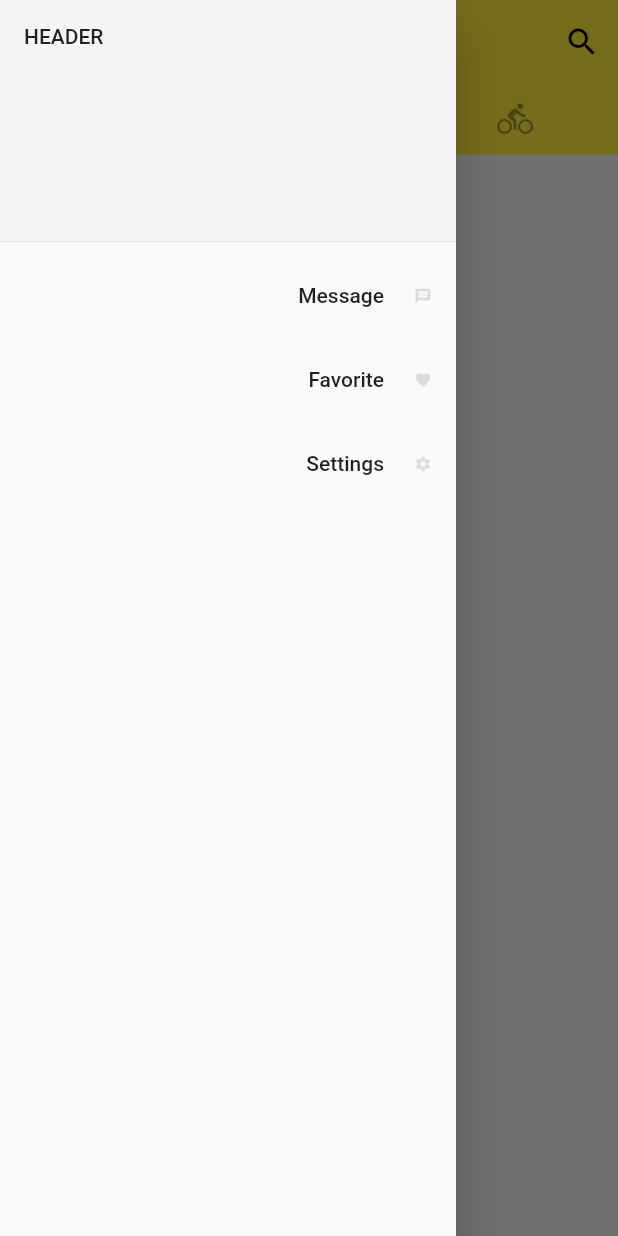
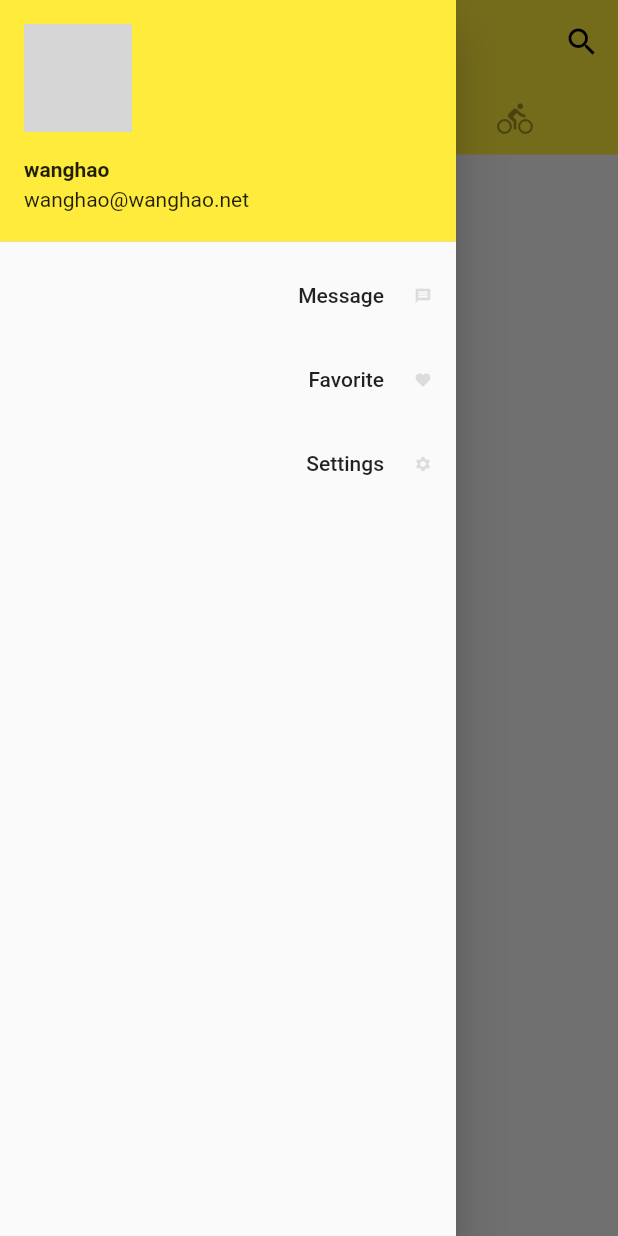
Before and after one commit to happywanghao/wanghao_flutter, a Flutter app: the screen it shows after launch, with the side drawer open, on a phone screen of 412 x 824 dp. Run offline on Flutter 3.47's test engine with Material 2 defaults, Android fonts, the phone set to English and light mode, and no system bars; network calls fail; grey boxes are pictures that could not be loaded.

Commit message:
UserAccountDrawerHeader：抽屉里的用户帐号信息

```diff
--- a/lib/main.dart
+++ b/lib/main.dart
@@ -67,12 +67,13 @@ class Home extends StatelessWidget {
           child:ListView(
             padding: EdgeInsets.zero,
             children: <Widget>[
-              DrawerHeader(
-                child: Text('header'.toUpperCase()),
-                decoration: BoxDecoration(
-                  color: Colors.grey[100],
-                ),
-              ),
+             UserAccountsDrawerHeader(  //展示用户信息的drawerHeader
+               accountName: Text('wanghao',style:TextStyle(fontWeight: FontWeight.bold)),
+               accountEmail: Text('wanghao@wanghao.net'),
+               currentAccountPicture: CircleAvatar(
+                 backgroundImage: NetworkImage('https://resources.ninghao.org/images/wanghao.jpg'),
+               ),
+             ),
               ListTile(
                 title: Text("Message",textAlign:TextAlign.right),//标题
                 trailing: Icon(Icons.message,color:Colors.black12,size:12.0),//图标
```
